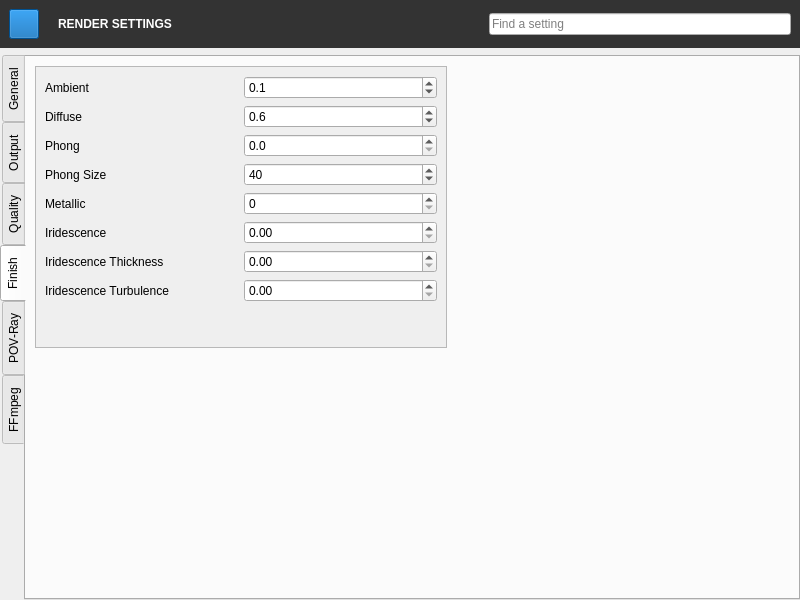
This is QChromosome/rendersettings.ui in Michalaq/ChromosomeVisualizer as Qt 5 draws it before an edit. The edited form follows.
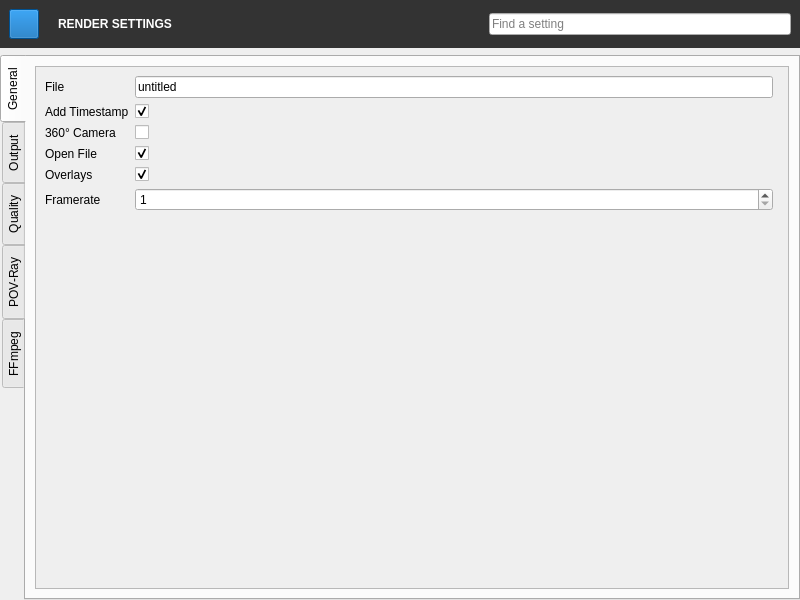
This is the edited form. The open tabs and pages were chosen to show the change. Icons and pictures are not drawn. Custom widgets are drawn as their Qt base class.

Commit message: Moved tab Finish from RenderSettings to MaterialAttributes

Patch:
```diff
--- a/QChromosome/rendersettings.ui
+++ b/QChromosome/rendersettings.ui
@@ -988,221 +988,6 @@
         </widget>
        </widget>
       </widget>
-      <widget class="QWidget" name="tabFinish">
-       <attribute name="title">
-        <string>Finish</string>
-       </attribute>
-       <widget class="QScrollArea" name="scrollArea_4">
-        <property name="geometry">
-         <rect>
-          <x>9</x>
-          <y>9</y>
-          <width>412</width>
-          <height>282</height>
-         </rect>
-        </property>
-        <property name="widgetResizable">
-         <bool>true</bool>
-        </property>
-        <widget class="QWidget" name="scrollAreaWidgetContents_4">
-         <property name="geometry">
-          <rect>
-           <x>0</x>
-           <y>0</y>
-           <width>400</width>
-           <height>322</height>
-          </rect>
-         </property>
-         <layout class="QGridLayout" name="gridLayout_6">
-          <item row="6" column="0">
-           <widget class="QLabel" name="label_22">
-            <property name="text">
-             <string>Iridescence Thickness</string>
-            </property>
-           </widget>
-          </item>
-          <item row="6" column="1">
-           <widget class="QDoubleSpinBox" name="iridThicknessDoubleSpinBox">
-            <property name="locale">
-             <locale language="C" country="AnyCountry"/>
-            </property>
-            <property name="maximum">
-             <double>1.000000000000000</double>
-            </property>
-            <property name="singleStep">
-             <double>0.050000000000000</double>
-            </property>
-           </widget>
-          </item>
-          <item row="5" column="0">
-           <widget class="QLabel" name="label_21">
-            <property name="text">
-             <string>Iridescence</string>
-            </property>
-           </widget>
-          </item>
-          <item row="1" column="0">
-           <widget class="QLabel" name="label_17">
-            <property name="text">
-             <string>Diffuse</string>
-            </property>
-           </widget>
-          </item>
-          <item row="0" column="1">
-           <widget class="QDoubleSpinBox" name="ambientDoubleSpinBox">
-            <property name="locale">
-             <locale language="C" country="AnyCountry"/>
-            </property>
-            <property name="decimals">
-             <number>1</number>
-            </property>
-            <property name="maximum">
-             <double>1.000000000000000</double>
-            </property>
-            <property name="singleStep">
-             <double>0.100000000000000</double>
-            </property>
-            <property name="value">
-             <double>0.100000000000000</double>
-            </property>
-           </widget>
-          </item>
-          <item row="2" column="0">
-           <widget class="QLabel" name="label_18">
-            <property name="text">
-             <string>Phong</string>
-            </property>
-           </widget>
-          </item>
-          <item row="1" column="1">
-           <widget class="QDoubleSpinBox" name="diffuseDoubleSpinBox">
-            <property name="locale">
-             <locale language="C" country="AnyCountry"/>
-            </property>
-            <property name="decimals">
-             <number>1</number>
-            </property>
-            <property name="maximum">
-             <double>1.000000000000000</double>
-            </property>
-            <property name="singleStep">
-             <double>0.100000000000000</double>
-            </property>
-            <property name="value">
-             <double>0.600000000000000</double>
-            </property>
-           </widget>
-          </item>
-          <item row="2" column="1">
-           <widget class="QDoubleSpinBox" name="phongDoubleSpinBox">
-            <property name="locale">
-             <locale language="C" country="AnyCountry"/>
-            </property>
-            <property name="decimals">
-             <number>1</number>
-            </property>
-            <property name="maximum">
-             <double>1.000000000000000</double>
-            </property>
-            <property name="singleStep">
-             <double>0.100000000000000</double>
-            </property>
-            <property name="value">
-             <double>0.000000000000000</double>
-            </property>
-           </widget>
-          </item>
-          <item row="8" column="0" colspan="2">
-           <spacer name="verticalSpacer_4">
-            <property name="orientation">
-             <enum>Qt::Vertical</enum>
-            </property>
-            <property name="sizeHint" stdset="0">
-             <size>
-              <width>20</width>
-              <height>40</height>
-             </size>
-            </property>
-           </spacer>
-          </item>
-          <item row="0" column="0">
-           <widget class="QLabel" name="label_16">
-            <property name="text">
-             <string>Ambient</string>
-            </property>
-           </widget>
-          </item>
-          <item row="4" column="0">
-           <widget class="QLabel" name="label_20">
-            <property name="text">
-             <string>Metallic</string>
-            </property>
-           </widget>
-          </item>
-          <item row="3" column="0">
-           <widget class="QLabel" name="label_19">
-            <property name="text">
-             <string>Phong Size</string>
-            </property>
-           </widget>
-          </item>
-          <item row="3" column="1">
-           <widget class="QSpinBox" name="phongSizeSpinBox">
-            <property name="maximum">
-             <number>250</number>
-            </property>
-            <property name="singleStep">
-             <number>10</number>
-            </property>
-            <property name="value">
-             <number>40</number>
-            </property>
-           </widget>
-          </item>
-          <item row="4" column="1">
-           <widget class="QSpinBox" name="metallicSpinBox">
-            <property name="maximum">
-             <number>1</number>
-            </property>
-           </widget>
-          </item>
-          <item row="5" column="1">
-           <widget class="QDoubleSpinBox" name="iridDoubleSpinBox">
-            <property name="locale">
-             <locale language="C" country="AnyCountry"/>
-            </property>
-            <property name="maximum">
-             <double>1.000000000000000</double>
-            </property>
-            <property name="singleStep">
-             <double>0.050000000000000</double>
-            </property>
-           </widget>
-          </item>
-          <item row="7" column="0">
-           <widget class="QLabel" name="label_23">
-            <property name="text">
-             <string>Iridescence Turbulence</string>
-            </property>
-           </widget>
-          </item>
-          <item row="7" column="1">
-           <widget class="QDoubleSpinBox" name="iridTurbulenceDoubleSpinBox">
-            <property name="locale">
-             <locale language="C" country="AnyCountry"/>
-            </property>
-            <property name="maximum">
-             <double>1.000000000000000</double>
-            </property>
-            <property name="singleStep">
-             <double>0.050000000000000</double>
-            </property>
-           </widget>
-          </item>
-         </layout>
-        </widget>
-       </widget>
-      </widget>
       <widget class="QWidget" name="tab">
        <attribute name="title">
         <string>POV-Ray</string>
```
The commit also changes 5 other files.
